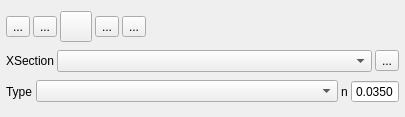
First picture: the form in flo2d/ui/xs_editor.ui, repository FLO-2DSoftware/qgis-flo-2d-plugin, before the edit.
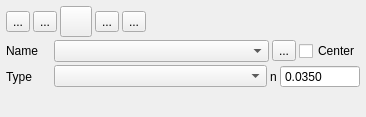
Second picture: the form after the edit. Icons and pictures are not drawn.

Commit message: added dummy xs editor

```diff
--- a/flo2d/ui/xs_editor.ui
+++ b/flo2d/ui/xs_editor.ui
@@ -9,7 +9,7 @@
    <rect>
     <x>0</x>
     <y>0</y>
-    <width>405</width>
+    <width>366</width>
     <height>117</height>
    </rect>
   </property>
@@ -170,12 +170,12 @@
          <widget class="QLabel" name="label">
           <property name="minimumSize">
            <size>
-            <width>0</width>
+            <width>45</width>
             <height>0</height>
            </size>
           </property>
           <property name="text">
-           <string>XSection</string>
+           <string>Name</string>
           </property>
          </widget>
         </item>
@@ -206,6 +206,13 @@
           </property>
          </widget>
         </item>
+        <item>
+         <widget class="QCheckBox" name="xs_center_chbox">
+          <property name="text">
+           <string>Center</string>
+          </property>
+         </widget>
+        </item>
        </layout>
       </item>
       <item>
@@ -217,7 +224,7 @@
          <widget class="QLabel" name="label_6">
           <property name="minimumSize">
            <size>
-            <width>0</width>
+            <width>45</width>
             <height>0</height>
            </size>
           </property>
@@ -269,6 +276,12 @@
             <verstretch>0</verstretch>
            </sizepolicy>
           </property>
+          <property name="minimumSize">
+           <size>
+            <width>80</width>
+            <height>0</height>
+           </size>
+          </property>
           <property name="buttonSymbols">
            <enum>QAbstractSpinBox::NoButtons</enum>
           </property>
@@ -288,6 +301,19 @@
         </item>
        </layout>
       </item>
+      <item>
+       <spacer name="verticalSpacer">
+        <property name="orientation">
+         <enum>Qt::Vertical</enum>
+        </property>
+        <property name="sizeHint" stdset="0">
+         <size>
+          <width>20</width>
+          <height>40</height>
+         </size>
+        </property>
+       </spacer>
+      </item>
      </layout>
     </widget>
    </item>
```
Left out of the diff: 5 changed lines with no effect on the pictures. The commit also changes 6 other files.
